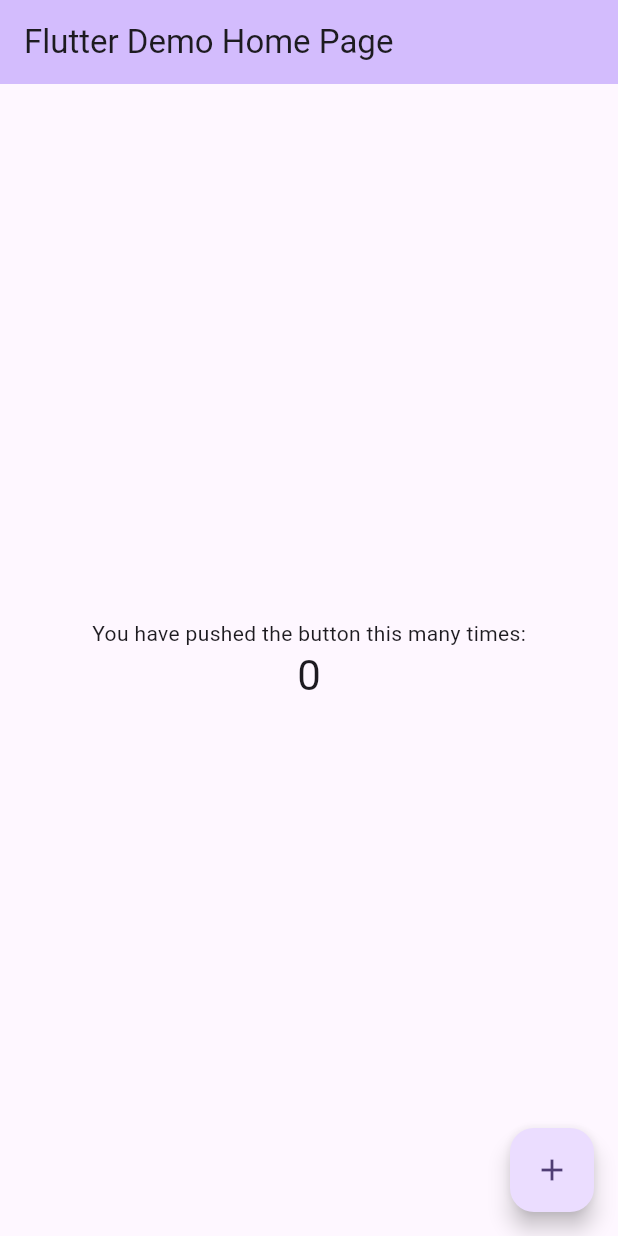
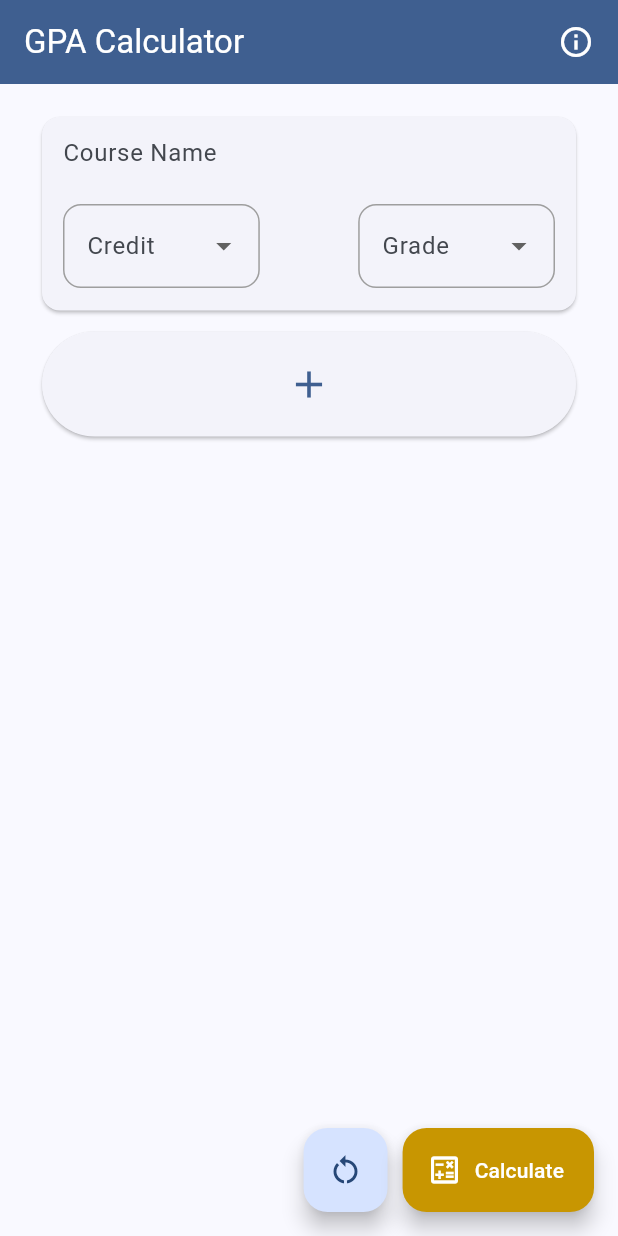
Before and after one commit to mllrr96/Gpa-Calculator, a Flutter app: the screen it shows after launch, on a phone screen of 412 x 824 dp. Run offline on Flutter 3.47's test engine with Material 3 defaults, Android fonts, the phone set to English and light mode, and no system bars; drawn by our look-alikes of flutter_slidable.

Commit message:
Initial implementation

```diff
--- /dev/null
+++ b/lib/course_model.dart
@@ -0,0 +1,82 @@
+class Course {
+  String? courseName;
+  int credit;
+  CourseGrade? grade;
+
+  Course({required this.courseName, required this.credit, required this.grade});
+
+  Course.empty() : courseName = '', credit = 0, grade = null;
+
+  double get totalPoints {
+    if (grade == null) return 0.0;
+    return grade!.gradePoint * credit;
+  }
+}
+
+enum CourseGrade {
+  A,
+  aMinus,
+  bPlus,
+  B,
+  bMinus,
+  cPlus,
+  C,
+  cMinus,
+  dPlus,
+  D,
+  F;
+
+  double get gradePoint {
+    switch (this) {
+      case CourseGrade.A:
+        return 4.0;
+      case CourseGrade.aMinus:
+        return 3.7;
+      case CourseGrade.bPlus:
+        return 3.3;
+      case CourseGrade.B:
+        return 3.0;
+      case CourseGrade.bMinus:
+        return 2.7;
+      case CourseGrade.cPlus:
+        return 2.3;
+      case CourseGrade.C:
+        return 2.0;
+      case CourseGrade.cMinus:
+        return 1.7;
+      case CourseGrade.dPlus:
+        return 1.3;
+      case CourseGrade.D:
+        return 1.0;
+      case CourseGrade.F:
+        return 0.0;
+    }
+  }
+
+  String get displayName {
+    switch (this) {
+      case CourseGrade.A:
+        return 'A';
+      case CourseGrade.aMinus:
+        return 'A-';
+      case CourseGrade.bPlus:
+        return 'B+';
+      case CourseGrade.B:
+        return 'B';
+      case CourseGrade.bMinus:
+        return 'B-';
+      case CourseGrade.cPlus:
+        return 'C+';
+      case CourseGrade.C:
+        return 'C';
+      case CourseGrade.cMinus:
+        return 'C-';
+      case CourseGrade.dPlus:
+        return 'D+';
+      case CourseGrade.D:
+        return 'D';
+      case CourseGrade.F:
+        return 'F';
+    }
+  }
+}
--- /dev/null
+++ b/lib/home.dart
@@ -0,0 +1,293 @@
+import 'package:flutter/material.dart';
+import 'package:flutter/services.dart';
+import 'package:flutter_slidable/flutter_slidable.dart';
+import 'package:gpa_calculator/course_model.dart';
+
+class HomePage extends StatefulWidget {
+  const HomePage({super.key, required this.title});
+
+  final String title;
+
+  @override
+  State<HomePage> createState() => _HomePageState();
+}
+
+class _HomePageState extends State<HomePage> {
+  List<Course> courses = [Course.empty()];
+
+  void calculateGPA() {
+    double totalPoints = 0;
+    double totalCredits = 0;
+
+    for (var course in courses) {
+      if (course.credit == 0 || course.grade == null) continue;
+      double credits = course.credit.toDouble();
+      totalPoints += course.totalPoints;
+      totalCredits += credits;
+    }
+
+    if (totalCredits == 0) {
+      return;
+    }
+
+    final gpa = (totalPoints / totalCredits).toStringAsFixed(2);
+
+    showDialog(
+      context: context,
+      builder: (context) {
+        return AlertDialog(
+          title: Text('GPA'),
+          content: Row(
+            mainAxisSize: MainAxisSize.min,
+            mainAxisAlignment: MainAxisAlignment.spaceBetween,
+            children: [
+              Text('Your GPA is $gpa'),
+              TextButton(
+                child: Icon(Icons.copy),
+                onPressed: () {
+                  final data = ClipboardData(text: gpa);
+                  Clipboard.setData(data);
+                  Navigator.of(context).pop();
+                  ScaffoldMessenger.of(context).showSnackBar(
+                    SnackBar(
+                      content: Text('GPA copied to clipboard'),
+                      duration: Duration(seconds: 2),
+                    ),
+                  );
+                },
+              ),
+            ],
+          ),
+          actions: [
+            TextButton(
+              onPressed: () => Navigator.of(context).pop(),
+              child: Text('OK'),
+            ),
+          ],
+        );
+      },
+    );
+  }
+
+  @override
+  Widget build(BuildContext context) {
+    InputDecoration decoration = InputDecoration(
+      border: OutlineInputBorder(
+        borderRadius: BorderRadius.circular(12),
+        borderSide: BorderSide(color: Colors.blue),
+      ),
+      enabledBorder: OutlineInputBorder(
+        borderRadius: BorderRadius.circular(12),
+        borderSide: BorderSide(color: Colors.grey),
+      ),
+    );
+    return GestureDetector(
+      onTap: () => FocusScope.of(context).unfocus(),
+      child: Scaffold(
+        appBar: AppBar(
+          backgroundColor: Theme.of(context).colorScheme.primary,
+          title: Text(widget.title, style: TextStyle(color: Colors.white)),
+          actions: [
+            IconButton(
+              padding: EdgeInsets.all(16.0),
+              icon: Icon(Icons.info_outline, color: Colors.white),
+              onPressed: () {
+                showAboutDialog(
+                  context: context,
+                  applicationName: 'GPA Calculator',
+                  applicationVersion: '1.0.0',
+                  applicationIcon: Icon(Icons.calculate_outlined),
+                  children: [Text('This app helps you calculate your GPA.')],
+                );
+              },
+            ),
+          ],
+        ),
+        body: SlidableAutoCloseBehavior(
+          child: ListView.separated(
+            padding: const EdgeInsets.symmetric(
+              horizontal: 24.0,
+              vertical: 18.0,
+            ),
+            itemCount: courses.length + 1,
+            itemBuilder: (context, index) {
+              if (index == courses.length) {
+                return Padding(
+                  padding: const EdgeInsets.symmetric(horizontal: 4.0),
+                  child: SizedBox(
+                    height: 70,
+                    child: ElevatedButton(
+                      onPressed: () {
+                        setState(() {
+                          courses.add(Course.empty());
+                        });
+                      },
+                      child: Icon(Icons.add, size: 30),
+                    ),
+                  ),
+                );
+              }
+              final course = courses[index];
+
+              return Slidable(
+                key: ValueKey(index),
+                endActionPane: ActionPane(
+                  motion: const ScrollMotion(),
+                  children: [
+                    SlidableAction(
+                      onPressed: (_) {
+                        setState(() {
+                          courses.removeAt(index);
+                        });
+                      },
+                      backgroundColor: Colors.red,
+                      foregroundColor: Colors.white,
+                      icon: Icons.delete_forever_outlined,
+                      label: 'Delete',
+                      borderRadius: BorderRadius.circular(8.0),
+                    ),
+                  ],
+                ),
+                child: Card(
+                  child: Column(
+                    children: [
+                      Padding(
+                        padding: const EdgeInsets.symmetric(horizontal: 14.0),
+                        child: Row(
+                          mainAxisAlignment: MainAxisAlignment.spaceBetween,
+                          children: [
+                            Expanded(
+                              child: TextField(
+                                maxLength: 30,
+                                decoration: InputDecoration(
+                                  counterText: '',
+                                  hintText: 'Course Name',
+                                  border: InputBorder.none,
+                                ),
+                              ),
+                            ),
+                            if (course.totalPoints != 0)
+                              Text(course.totalPoints.toStringAsFixed(2)),
+                          ],
+                        ),
+                      ),
+                      SizedBox(height: 10),
+                      Padding(
+                        padding: const EdgeInsets.symmetric(horizontal: 14.0),
+                        child: Row(
+                          mainAxisAlignment: MainAxisAlignment.spaceBetween,
+                          children: [
+                            Flexible(
+                              flex: 2,
+                              child: DropdownButtonFormField<int>(
+                                decoration: decoration.copyWith(
+                                  labelText: 'Credit',
+                                ),
+                                value:
+                                    course.credit == 0 ? null : course.credit,
+                                // hint: Text('Credit'),
+                                items:
+                                    List.generate(4, (index) => index + 1).map((
+                                      int credit,
+                                    ) {
+                                      return DropdownMenuItem<int>(
+                                        value: credit,
+                                        child: Text(credit.toString()),
+                                      );
+                                    }).toList(),
+                                onChanged: (newValue) {
+                                  if (newValue == null) return;
+                                  setState(() {
+                                    course.credit = newValue;
+                                  });
+                                },
+                              ),
+                            ),
+                            Flexible(child: SizedBox.shrink()),
+                            Flexible(
+                              flex: 2,
+                              child: DropdownButtonFormField<CourseGrade>(
+                                decoration: decoration.copyWith(
+                                  labelText: 'Grade',
+                                ),
+                                value: course.grade,
+                                items:
+                                    CourseGrade.values.map((CourseGrade grade) {
+                                      return DropdownMenuItem<CourseGrade>(
+                                        value: grade,
+                                        child: Text(grade.displayName),
+                                      );
+                                    }).toList(),
+                                onChanged: (newValue) {
+                                  if (newValue == null) return;
+                                  setState(() {
+                                    course.grade = newValue;
+                                  });
+                                },
+                              ),
+                            ),
+                          ],
+                        ),
+                      ),
+                      SizedBox(height: 15),
+                    ],
+                  ),
+                ),
+              );
+            },
+            separatorBuilder: (_, _) => const SizedBox(height: 10),
+          ),
+        ),
+        floatingActionButton: Row(
+          // mainAxisSize: MainAxisSize.min,
+          mainAxisAlignment: MainAxisAlignment.end,
+          children: [
+            FloatingActionButton(
+              onPressed: () {
+                // show dialog to confirm reset
+                showDialog(
+                  context: context,
+                  builder: (context) {
+                    return AlertDialog(
+                      title: Text('Reset'),
+                      content: Text('Are you sure you want to reset?'),
+                      actions: [
+                        TextButton(
+                          onPressed: () {
+                            Navigator.of(context).pop();
+                          },
+                          child: Text('Cancel'),
+                        ),
+                        TextButton(
+                          onPressed: () {
+                            Navigator.of(context).pop();
+                            setState(() {
+                              courses = [Course.empty()];
+                            });
+                          },
+                          child: Text(
+                            'Reset',
+                            style: TextStyle(color: Colors.red),
+                          ),
+                        ),
+                      ],
+                    );
+                  },
+                );
+              },
+              child: Icon(Icons.restart_alt),
+            ),
+            SizedBox(width: 10),
+            FloatingActionButton.extended(
+              backgroundColor: Theme.of(context).colorScheme.secondary,
+              onPressed: calculateGPA,
+              tooltip: 'Increment',
+              label: Text('Calculate', style: TextStyle(color: Colors.white)),
+              icon: const Icon(Icons.calculate_outlined, color: Colors.white),
+            ),
+          ],
+        ),
+      ),
+    );
+  }
+}
--- a/lib/main.dart
+++ b/lib/main.dart
@@ -1,4 +1,5 @@
 import 'package:flutter/material.dart';
+import 'package:gpa_calculator/home.dart';
 
 void main() {
   runApp(const MyApp());
@@ -11,112 +12,15 @@ class MyApp extends StatelessWidget {
   @override
   Widget build(BuildContext context) {
     return MaterialApp(
-      title: 'Flutter Demo',
+      title: 'Gpa Calculator',
+      debugShowCheckedModeBanner: false,
       theme: ThemeData(
-        // This is the theme of your application.
-        //
-        // TRY THIS: Try running your application with "flutter run". You'll see
-        // the application has a purple toolbar. Then, without quitting the app,
-        // try changing the seedColor in the colorScheme below to Colors.green
-        // and then invoke "hot reload" (save your changes or press the "hot
-        // reload" button in a Flutter-supported IDE, or press "r" if you used
-        // the command line to start the app).
-        //
-        // Notice that the counter didn't reset back to zero; the application
-        // state is not lost during the reload. To reset the state, use hot
-        // restart instead.
-        //
-        // This works for code too, not just values: Most code changes can be
-        // tested with just a hot reload.
-        colorScheme: ColorScheme.fromSeed(seedColor: Colors.deepPurple),
+        colorScheme: ColorScheme.fromSeed(
+          seedColor: Color(0xFF002956),
+          secondary: Color(0xFFC89601),
+        ),
       ),
-      home: const MyHomePage(title: 'Flutter Demo Home Page'),
+      home: HomePage(title: 'GPA Calculator'),
     );
   }
 }
-
-class MyHomePage extends StatefulWidget {
-  const MyHomePage({super.key, required this.title});
-
-  // This widget is the home page of your application. It is stateful, meaning
-  // that it has a State object (defined below) that contains fields that affect
-  // how it looks.
-
-  // This class is the configuration for the state. It holds the values (in this
-  // case the title) provided by the parent (in this case the App widget) and
-  // used by the build method of the State. Fields in a Widget subclass are
-  // always marked "final".
-
-  final String title;
-
-  @override
-  State<MyHomePage> createState() => _MyHomePageState();
-}
-
-class _MyHomePageState extends State<MyHomePage> {
-  int _counter = 0;
-
-  void _incrementCounter() {
-    setState(() {
-      // This call to setState tells the Flutter framework that something has
-      // changed in this State, which causes it to rerun the build method below
-      // so that the display can reflect the updated values. If we changed
-      // _counter without calling setState(), then the build method would not be
-      // called again, and so nothing would appear to happen.
-      _counter++;
-    });
-  }
-
-  @override
-  Widget build(BuildContext context) {
-    // This method is rerun every time setState is called, for instance as done
-    // by the _incrementCounter method above.
-    //
-    // The Flutter framework has been optimized to make rerunning build methods
-    // fast, so that you can just rebuild anything that needs updating rather
-    // than having to individually change instances of widgets.
-    return Scaffold(
-      appBar: AppBar(
-        // TRY THIS: Try changing the color here to a specific color (to
-        // Colors.amber, perhaps?) and trigger a hot reload to see the AppBar
-        // change color while the other colors stay the same.
-        backgroundColor: Theme.of(context).colorScheme.inversePrimary,
-        // Here we take the value from the MyHomePage object that was created by
-        // the App.build method, and use it to set our appbar title.
-        title: Text(widget.title),
-      ),
-      body: Center(
-        // Center is a layout widget. It takes a single child and positions it
-        // in the middle of the parent.
-        child: Column(
-          // Column is also a layout widget. It takes a list of children and
-          // arranges them vertically. By default, it sizes itself to fit its
-          // children horizontally, and tries to be as tall as its parent.
-          //
-          // Column has various properties to control how it sizes itself and
-          // how it positions its children. Here we use mainAxisAlignment to
-          // center the children vertically; the main axis here is the vertical
-          // axis because Columns are vertical (the cross axis would be
-          // horizontal).
-          //
-          // TRY THIS: Invoke "debug painting" (choose the "Toggle Debug Paint"
-          // action in the IDE, or press "p" in the console), to see the
-          // wireframe for each widget.
-          mainAxisAlignment: MainAxisAlignment.center,
-          children: <Widget>[
-            const Text('You have pushed the button this many times:'),
-            Text(
-              '$_counter',
-              style: Theme.of(context).textTheme.headlineMedium,
-            ),
-          ],
-        ),
-      ),
-      floatingActionButton: FloatingActionButton(
-        onPressed: _incrementCounter,
-        tooltip: 'Increment',
-        child: const Icon(Icons.add),
-      ), // This trailing comma makes auto-formatting nicer for build methods.
-    );
-  }
-}
--- a/pubspec.yaml
+++ b/pubspec.yaml
@@ -34,6 +34,7 @@ dependencies:
   # The following adds the Cupertino Icons font to your application.
   # Use with the CupertinoIcons class for iOS style icons.
   cupertino_icons: ^1.0.8
+  flutter_slidable: ^4.0.0
 
 dev_dependencies:
   flutter_test:
```
Also changed, not shown: pubspec.lock.
